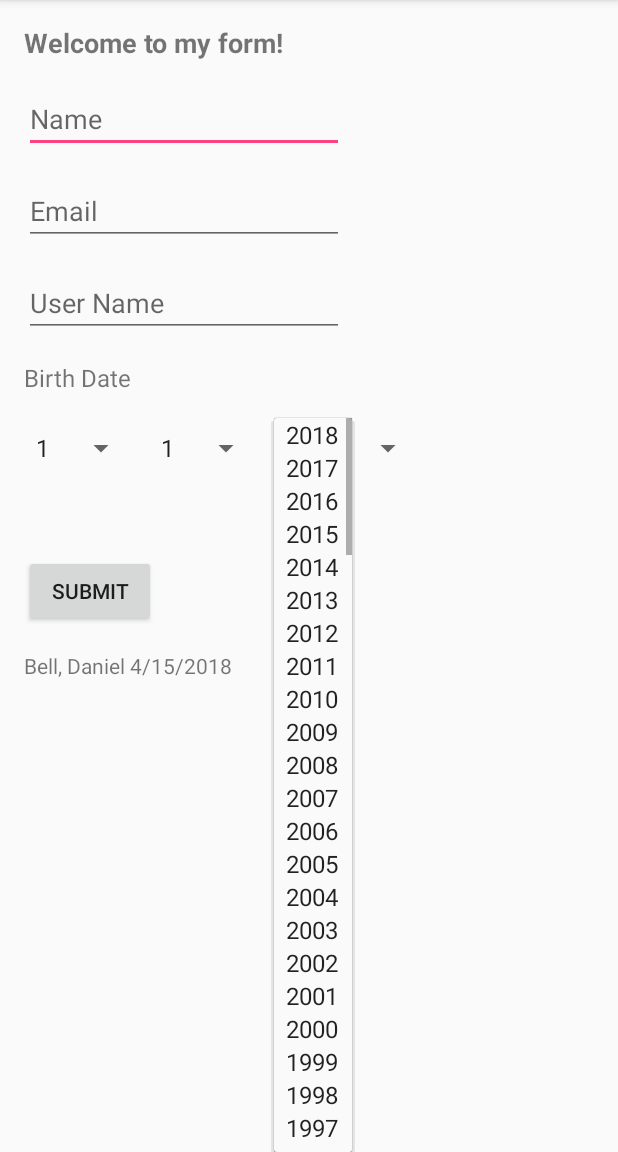
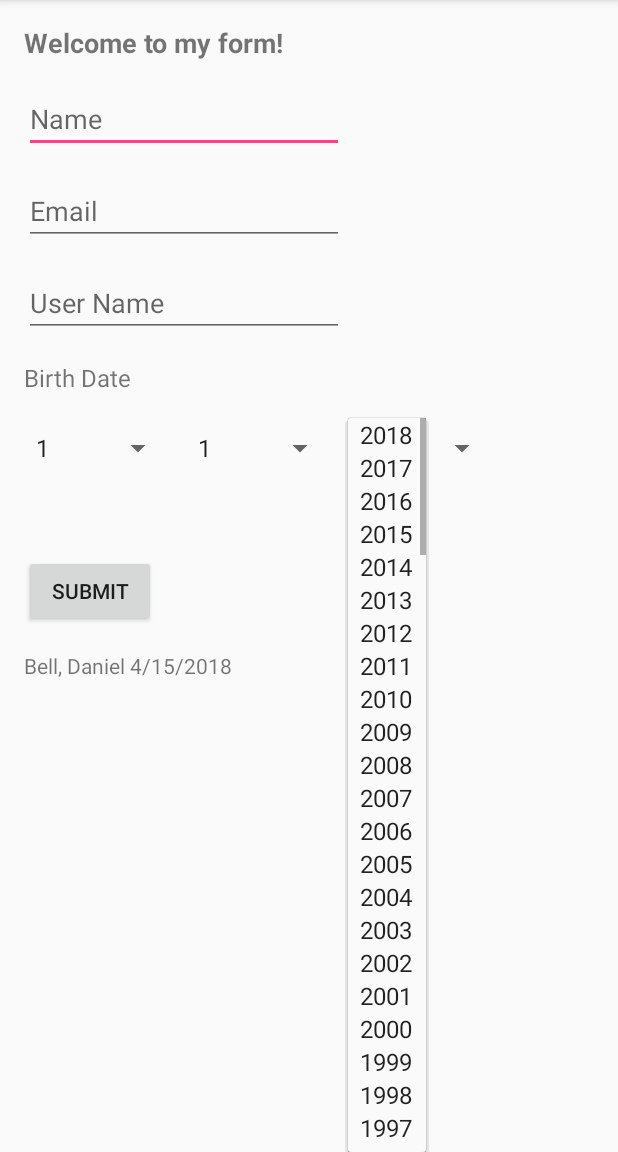
Before and after one commit to DnlBell/MyAssignment, an Android app: the screen it shows after launch (MainActivity), after a tap on "2018", on a phone screen of 412 x 824 dp, the part 84-1236 px from its top. Run offline under Robolectric (Android 15) with nearby library versions, the phone set to English and light mode, and no system bars.

Commit message:
getting spinner values

```diff
--- a/app/src/main/res/layout/activity_main.xml
+++ b/app/src/main/res/layout/activity_main.xml
@@ -72,7 +72,7 @@
 
     <Spinner
         android:id="@+id/month"
-        android:layout_width="75dp"
+        android:layout_width="100dp"
         android:layout_height="40dp"
         android:layout_marginLeft="@dimen/defaultMargin"
         android:layout_marginStart="@dimen/defaultMargin"
@@ -83,7 +83,7 @@
 
     <Spinner
         android:id="@+id/day"
-        android:layout_width="75dp"
+        android:layout_width="100dp"
         android:layout_height="40dp"
         android:layout_marginLeft="@dimen/spinnerMargin"
         android:layout_marginStart="@dimen/spinnerMargin"
```
